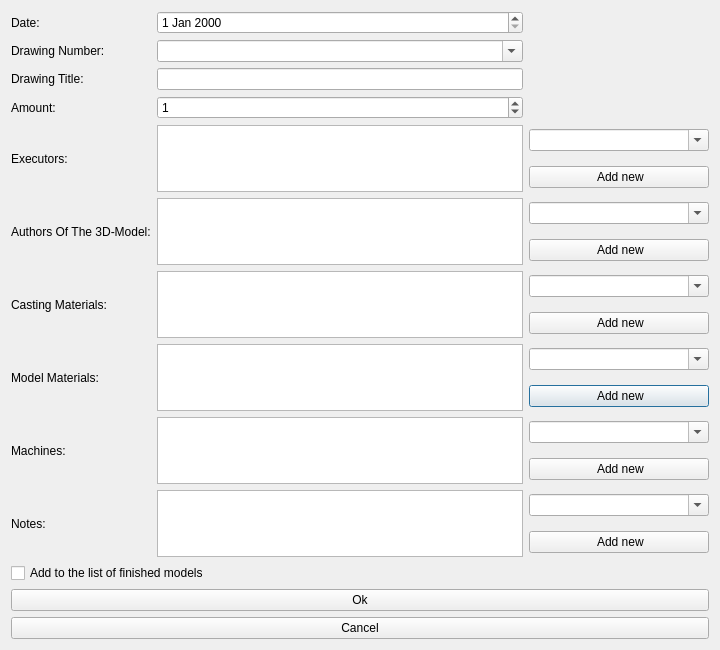
This is src/gui/NewRecordDialog.ui in MiBeloz/ModelDepartmentTables as Qt 5 draws it before an edit. The edited form follows.
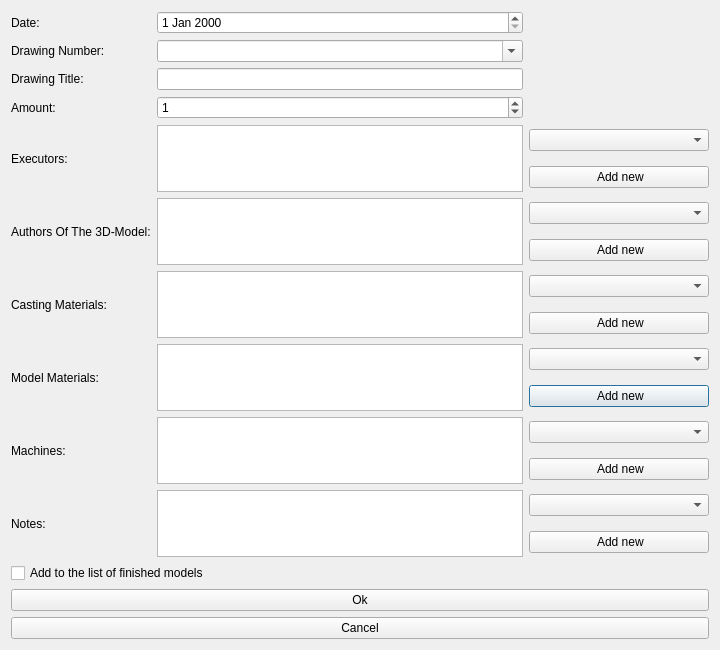
This is the edited form. Custom widgets are drawn as their Qt base class.

The edit to the form file:
```diff
--- a/src/gui/NewRecordDialog.ui
+++ b/src/gui/NewRecordDialog.ui
@@ -88,9 +88,6 @@
          <height>0</height>
         </size>
        </property>
-       <property name="editable">
-        <bool>true</bool>
-       </property>
       </widget>
      </item>
      <item row="14" column="0" rowspan="2">
@@ -108,18 +105,10 @@
       </widget>
      </item>
      <item row="12" column="2">
-      <widget class="NaturalSortComboBox" name="comboBoxAddMachine">
-       <property name="editable">
-        <bool>true</bool>
-       </property>
-      </widget>
+      <widget class="NaturalSortComboBox" name="comboBoxAddMachine"/>
      </item>
      <item row="8" column="2">
-      <widget class="NaturalSortComboBox" name="comboBoxAddCastingMaterial">
-       <property name="editable">
-        <bool>true</bool>
-       </property>
-      </widget>
+      <widget class="NaturalSortComboBox" name="comboBoxAddCastingMaterial"/>
      </item>
      <item row="13" column="2">
       <widget class="QPushButton" name="pushButtonAddNewMachine">
@@ -129,11 +118,7 @@
       </widget>
      </item>
      <item row="4" column="2">
-      <widget class="NaturalSortComboBox" name="comboBoxAddExecutor">
-       <property name="editable">
-        <bool>true</bool>
-       </property>
-      </widget>
+      <widget class="NaturalSortComboBox" name="comboBoxAddExecutor"/>
      </item>
      <item row="6" column="0" rowspan="2">
       <widget class="QLabel" name="labelAuthors">
@@ -153,18 +138,10 @@
       <widget class="QDateEdit" name="dateEditDateValue"/>
      </item>
      <item row="10" column="2">
-      <widget class="NaturalSortComboBox" name="comboBoxAddModelMaterial">
-       <property name="editable">
-        <bool>true</bool>
-       </property>
-      </widget>
+      <widget class="NaturalSortComboBox" name="comboBoxAddModelMaterial"/>
      </item>
      <item row="14" column="2">
-      <widget class="NaturalSortComboBox" name="comboBoxAddNote">
-       <property name="editable">
-        <bool>true</bool>
-       </property>
-      </widget>
+      <widget class="NaturalSortComboBox" name="comboBoxAddNote"/>
      </item>
      <item row="1" column="1">
       <widget class="FilteringComboBox" name="comboBoxDrawingNumberValue">
```
